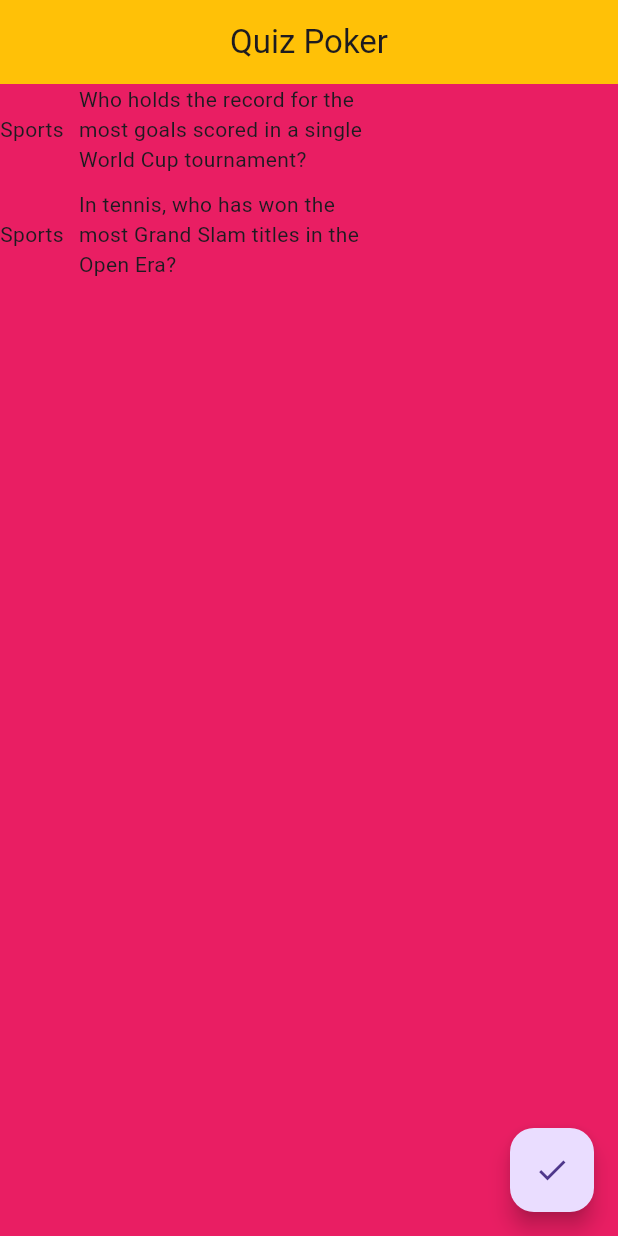
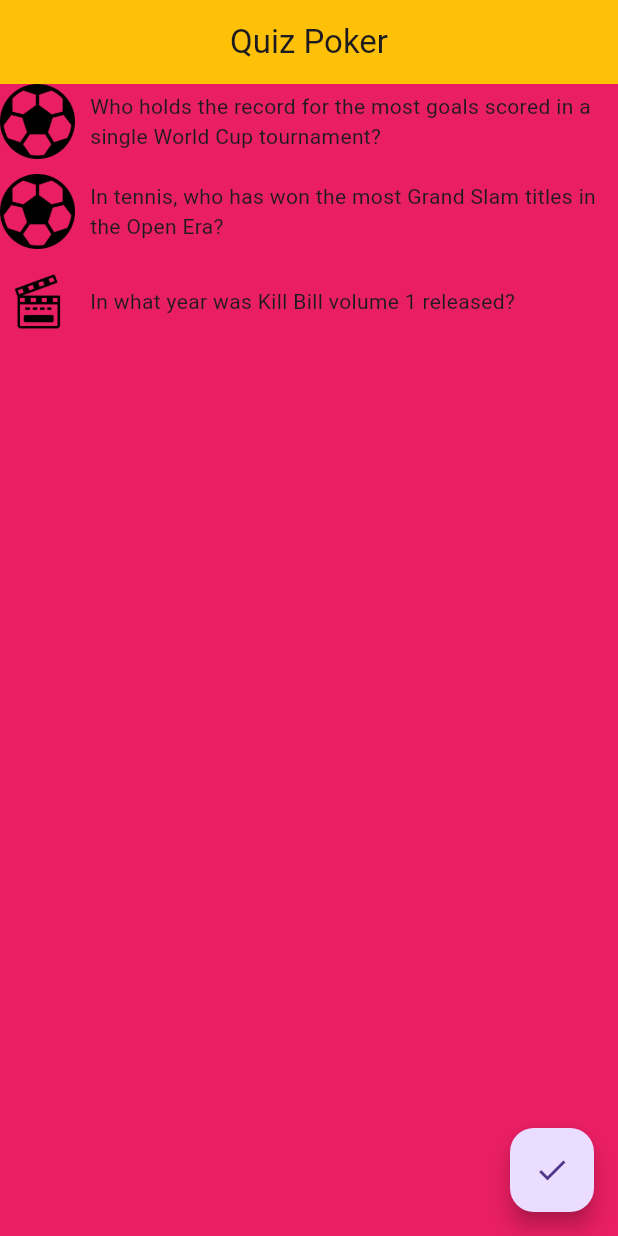
Before and after one commit to JonShort/dart-flutter-learning, a Flutter app: the screen it shows after launch, on a phone screen of 412 x 824 dp. Run offline on Flutter 3.47's test engine with Material 3 defaults, Android fonts, the phone set to English and light mode, and no system bars.

Commit message:
[new] - task f3

```diff
--- a/2_task_1_quiz_poker/lib/main.dart
+++ b/2_task_1_quiz_poker/lib/main.dart
@@ -1,6 +1,10 @@
-import 'package:flutter/cupertino.dart';
 import 'package:flutter/material.dart';
-import 'package:flutter/widgets.dart';
+
+const Map<String, String> assetMap = {
+  'movies': 'assets/movies.png',
+  'music': 'assets/music.png',
+  'sports': 'assets/sports.png',
+};
 
 void main() {
   runApp(const MyApp());
@@ -11,6 +15,31 @@ class MyApp extends StatelessWidget {
 
   @override
   Widget build(BuildContext context) {
+    final size = MediaQuery.sizeOf(context);
+    final isLarge = size.width > 600;
+
+    List<Widget> _buildChildren() {
+      return const [
+        QuestionItem(
+            category: 'Sports',
+            question:
+                'Who holds the record for the most goals scored in a single World Cup tournament?'),
+        SizedBox(
+          height: 10,
+        ),
+        QuestionItem(
+            category: 'Sports',
+            question:
+                'In tennis, who has won the most Grand Slam titles in the Open Era?'),
+        SizedBox(
+          height: 10,
+        ),
+        QuestionItem(
+            category: 'Movies',
+            question: 'In what year was Kill Bill volume 1 released?'),
+      ];
+    }
+
     return MaterialApp(
       theme: ThemeData(
           appBarTheme: const AppBarTheme(backgroundColor: Colors.amber)),
@@ -22,20 +51,12 @@ class MyApp extends StatelessWidget {
         ),
         body: Container(
           color: Colors.pink,
-          child: const Column(
-            children: [
-              QuestionItem(
-                  category: 'Sports',
-                  question:
-                      'Who holds the record for the most goals scored in a single World Cup tournament?'),
-              SizedBox(
-                height: 10,
-              ),
-              QuestionItem(
-                  category: 'Sports',
-                  question:
-                      'In tennis, who has won the most Grand Slam titles in the Open Era?')
-            ],
+          child: isLarge
+              ? Row(
+                  children: _buildChildren(),
+                )
+              : Column(
+                  children: _buildChildren(),
                 ),
         ),
         floatingActionButton: const MyButton(),
@@ -51,20 +72,30 @@ class QuestionItem extends StatelessWidget {
   final String category;
   final String question;
 
+  get categoryAssetPath => assetMap[category.toLowerCase()];
+
   @override
   Widget build(BuildContext context) {
-    return Row(
+    return Flexible(
+      child: Row(
         children: [
-        Flexible(
-          child: Text(category),
-        ),
+          SizedBox(
+              width: 50,
+              height: 50,
+              child: Image.asset(
+                categoryAssetPath,
+                fit: BoxFit.cover,
+              )),
           const SizedBox(
             width: 10,
           ),
           Flexible(
-          child: Text(question),
+            child: Text(
+              question,
+            ),
           ),
         ],
+      ),
     );
   }
 }
--- a/2_task_1_quiz_poker/pubspec.yaml
+++ b/2_task_1_quiz_poker/pubspec.yaml
@@ -59,8 +59,8 @@ flutter:
   uses-material-design: true
 
   # To add assets to your application, add an assets section, like this:
-  # assets:
-  #   - images/a_dot_burr.jpeg
+  assets:
+    - assets/
   #   - images/a_dot_ham.jpeg
 
   # An image asset can refer to one or more resolution-specific "variants", see
```
Also changed, not shown: 2_task_1_quiz_poker/assets/movies.png (added), 2_task_1_quiz_poker/assets/music.png (added), 2_task_1_quiz_poker/assets/sports.png (added). Lines whose indentation alone changed are shown as unchanged.
